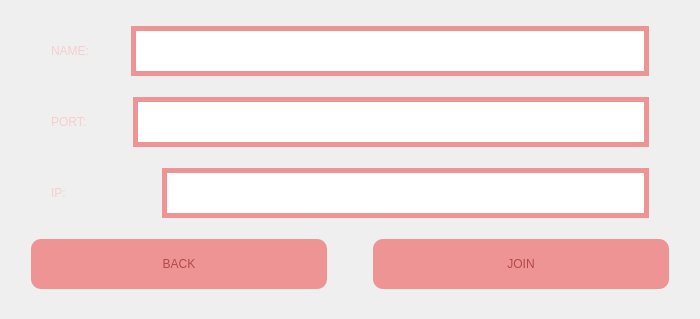
The window that MATFWars/join.ui (Divljo31/MATFWars) describes before a commit, drawn with Qt 5.
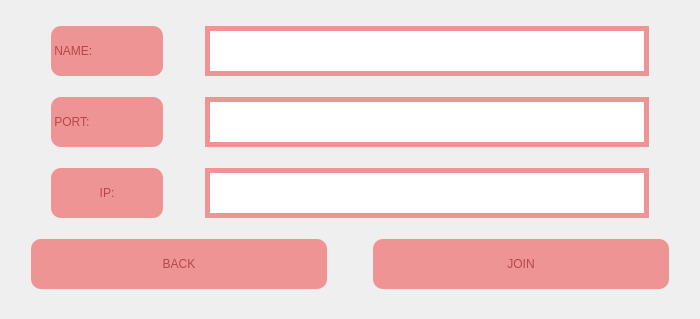
The same window after the commit. Icons and pictures are not drawn.

```diff
--- a/MATFWars/join.ui
+++ b/MATFWars/join.ui
@@ -51,12 +51,26 @@
      </item>
      <item>
       <widget class="QLabel" name="name_label">
+       <property name="minimumSize">
+        <size>
+         <width>112</width>
+         <height>50</height>
+        </size>
+       </property>
+       <property name="maximumSize">
+        <size>
+         <width>112</width>
+         <height>50</height>
+        </size>
+       </property>
        <property name="styleSheet">
-        <string notr="true">font: 600 20pt &quot;URW Bookman&quot;;
-color: rgb(246, 206, 206);</string>
+        <string notr="true">border-radius:10px;
+font: 600 20pt &quot;URW Bookman&quot;;
+color:rgb(180, 72, 72);
+background-color:rgb(238, 148, 148);</string>
        </property>
        <property name="text">
-        <string>NAME:</string>
+        <string> NAME: </string>
        </property>
       </widget>
      </item>
@@ -129,13 +143,26 @@
      </item>
      <item>
       <widget class="QLabel" name="port_label">
+       <property name="minimumSize">
+        <size>
+         <width>112</width>
+         <height>50</height>
+        </size>
+       </property>
+       <property name="maximumSize">
+        <size>
+         <width>112</width>
+         <height>50</height>
+        </size>
+       </property>
        <property name="styleSheet">
-        <string notr="true">font: 600 20pt &quot;URW Bookman&quot;;
-color: rgb(246, 206, 206);
-</string>
+        <string notr="true">border-radius:10px;
+font: 600 20pt &quot;URW Bookman&quot;;
+color:rgb(180, 72, 72);
+background-color:rgb(238, 148, 148);</string>
        </property>
        <property name="text">
-        <string>PORT:</string>
+        <string> PORT: </string>
        </property>
       </widget>
      </item>
@@ -149,7 +176,7 @@
        </property>
        <property name="sizeHint" stdset="0">
         <size>
-         <width>40</width>
+         <width>36</width>
          <height>20</height>
         </size>
        </property>
@@ -208,13 +235,30 @@
      </item>
      <item>
       <widget class="QLabel" name="ip_label">
+       <property name="minimumSize">
+        <size>
+         <width>112</width>
+         <height>50</height>
+        </size>
+       </property>
+       <property name="maximumSize">
+        <size>
+         <width>112</width>
+         <height>50</height>
+        </size>
+       </property>
        <property name="styleSheet">
-        <string notr="true">font: 600 20pt &quot;URW Bookman&quot;;
-color: rgb(246, 206, 206);
+        <string notr="true">border-radius:10px;
+font: 600 20pt &quot;URW Bookman&quot;;
+color:rgb(180, 72, 72);
+background-color:rgb(238, 148, 148);
 </string>
        </property>
        <property name="text">
-        <string>IP:</string>
+        <string> IP: </string>
+       </property>
+       <property name="alignment">
+        <set>Qt::AlignCenter</set>
        </property>
       </widget>
      </item>
@@ -228,7 +272,7 @@
        </property>
        <property name="sizeHint" stdset="0">
         <size>
-         <width>90</width>
+         <width>36</width>
          <height>20</height>
         </size>
        </property>
```
